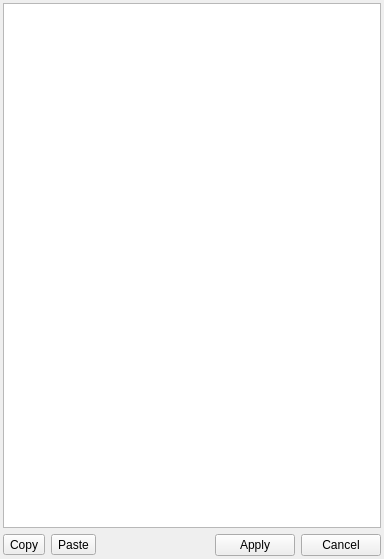
Qt form source/ui/bodypartedit_form.ui (Samolleg/ataman-mp) before a commit.
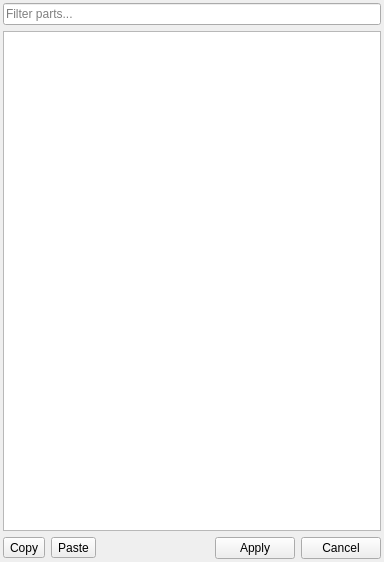
The same form after that commit.

Commit message: Preserve complete MOB body part arrays

The edit to the form file:
```diff
--- a/source/ui/bodypartedit_form.ui
+++ b/source/ui/bodypartedit_form.ui
@@ -28,6 +28,16 @@
    </property>
    <item>
     <layout class="QVBoxLayout" name="verticalLayout">
+     <item>
+      <widget class="QLineEdit" name="lineFilter">
+       <property name="placeholderText">
+        <string>Filter parts...</string>
+       </property>
+       <property name="clearButtonEnabled">
+        <bool>true</bool>
+       </property>
+      </widget>
+     </item>
      <item>
       <layout class="QHBoxLayout" name="horizontalLayout_3" stretch="2">
        <item>
```
The commit also changes 12 other files.
